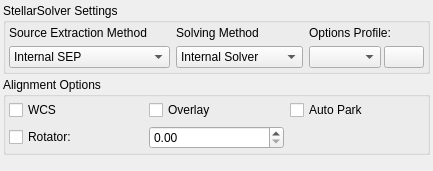
This is kstars/ekos/align/opsalign.ui in KDE/kstars as Qt 5 draws it before an edit. The edited form follows.
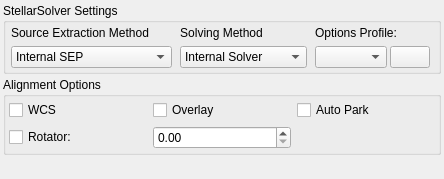
This is the edited form.

What changed in the file:
```diff
--- a/kstars/ekos/align/opsalign.ui
+++ b/kstars/ekos/align/opsalign.ui
@@ -6,8 +6,8 @@
    <rect>
     <x>0</x>
     <y>0</y>
-    <width>399</width>
-    <height>171</height>
+    <width>444</width>
+    <height>179</height>
    </rect>
   </property>
   <layout class="QVBoxLayout" name="verticalLayout">
```
